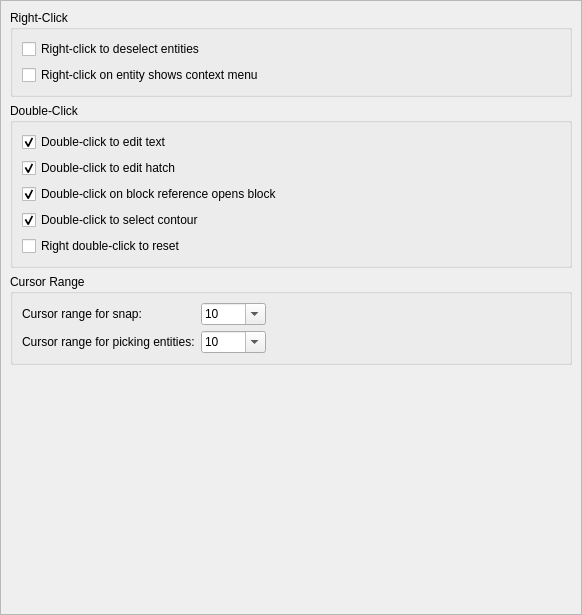
Old version of the form scripts/Edit/AppPreferences/GraphicsViewPreferences/BehaviorPreferences/PreferencesPage.ui in the repository qcad/qcad.
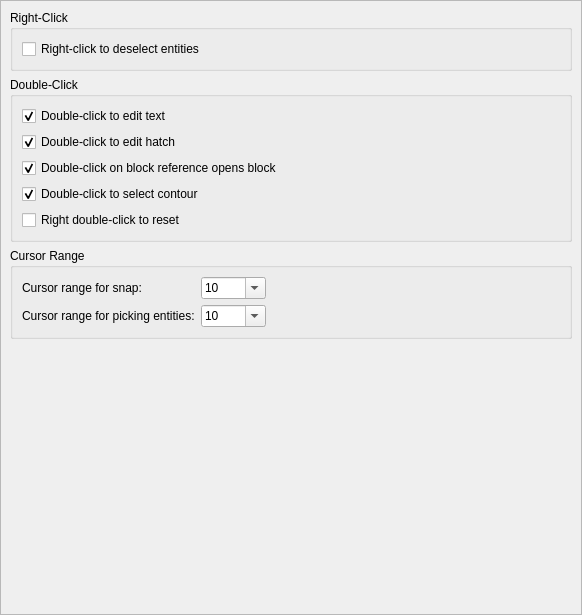
New version of the form.

```diff
--- a/scripts/Edit/AppPreferences/GraphicsViewPreferences/BehaviorPreferences/PreferencesPage.ui
+++ b/scripts/Edit/AppPreferences/GraphicsViewPreferences/BehaviorPreferences/PreferencesPage.ui
@@ -39,13 +39,6 @@
          </property>
         </widget>
        </item>
-       <item>
-        <widget class="QCheckBox" name="RightClickEntityContextMenu">
-         <property name="text">
-          <string>Right-click on entity shows context menu</string>
-         </property>
-        </widget>
-       </item>
       </layout>
      </widget>
     </item>
```
